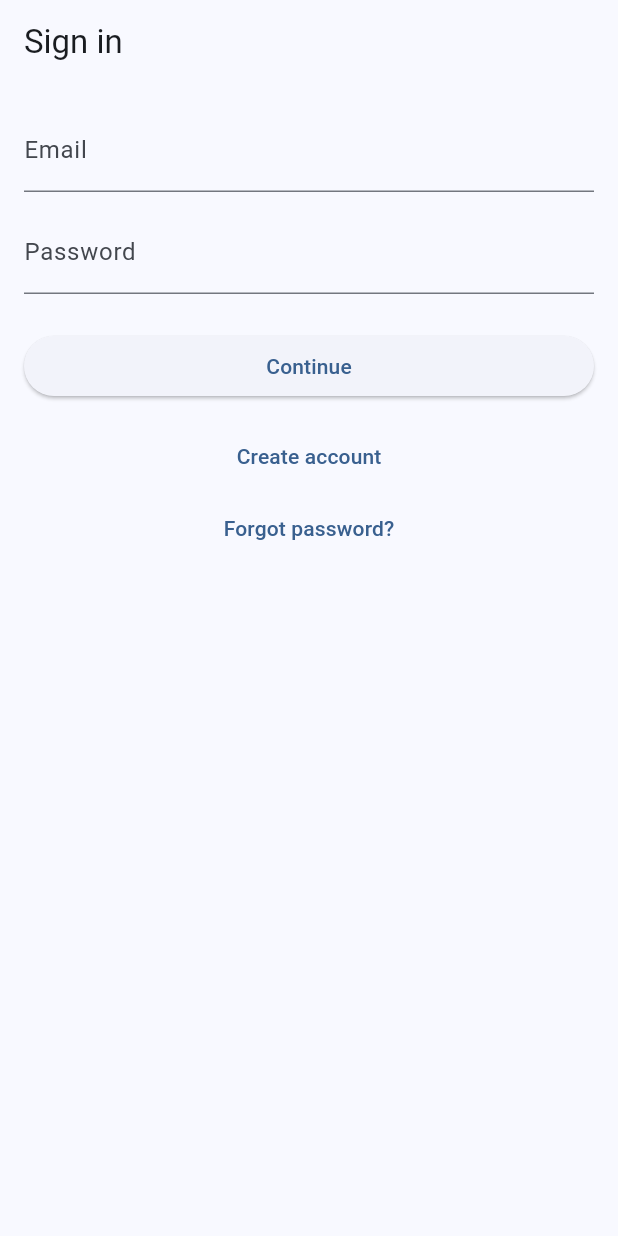
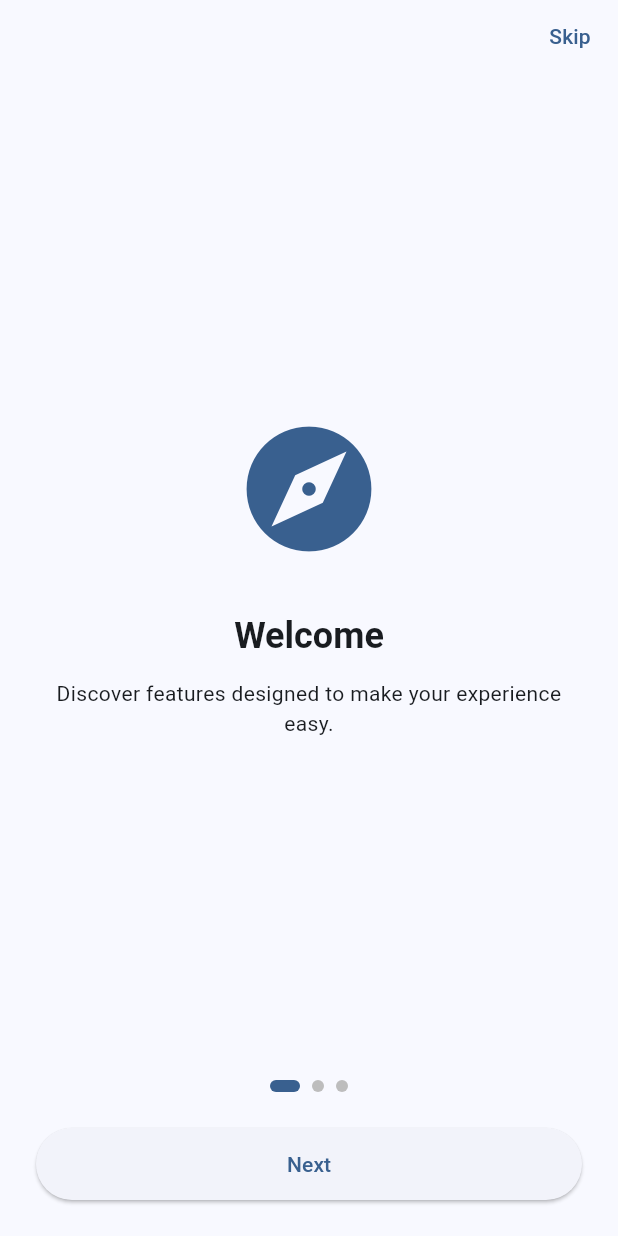
Before and after one commit to livingstonmitchell/habits, a Flutter app: the screen it shows after launch, on a phone screen of 412 x 824 dp. Run offline on Flutter 3.47's test engine with Material 3 defaults, Android fonts, the phone set to English and light mode, and no system bars; our stand-ins replace firebase_core; accounts and stored records are empty.

Commit message:
Add onboarding flow and integrate with splash routing

```diff
--- a/lib/auth/splash_screen.dart
+++ b/lib/auth/splash_screen.dart
@@ -1,3 +1,53 @@
+// import 'package:flutter/material.dart';
+// import '../routes/app_router.dart';
+// import '../services/auth_service.dart';
+
+// class SplashScreen extends StatefulWidget {
+//   const SplashScreen({super.key});
+
+//   @override
+//   State<SplashScreen> createState() => _SplashScreenState();
+// }
+
+// class _SplashScreenState extends State<SplashScreen> {
+//   @override
+//   void initState() {
+//     super.initState();
+//     _bootstrap();
+//   }
+
+//   Future<void> _bootstrap() async {
+//     await Future<void>.delayed(const Duration(milliseconds: 600));
+//     if (!mounted) return;
+
+//     if (AuthService.instance.isSignedIn) {
+//       Navigator.of(
+//         context,
+//       ).pushNamedAndRemoveUntil(AppRoutes.userDashboard, (route) => false);
+//     } else {
+//       Navigator.of(
+//         context,
+//       ).pushNamedAndRemoveUntil(AppRoutes.login, (route) => false);
+//     }
+//   }
+
+//   @override
+//   Widget build(BuildContext context) {
+//     return Scaffold(
+//       body: Center(
+//         child: Column(
+//           mainAxisAlignment: MainAxisAlignment.center,
+//           children: const [
+//             FlutterLogo(size: 96),
+//             SizedBox(height: 16),
+//             CircularProgressIndicator(),
+//           ],
+//         ),
+//       ),
+//     );
+//   }
+// }
+
 import 'package:flutter/material.dart';
 import '../routes/app_router.dart';
 import '../services/auth_service.dart';
@@ -21,13 +71,17 @@ class _SplashScreenState extends State<SplashScreen> {
     if (!mounted) return;
 
     if (AuthService.instance.isSignedIn) {
-      Navigator.of(
-        context,
-      ).pushNamedAndRemoveUntil(AppRoutes.userDashboard, (route) => false);
+      // ✅ User already logged in → go to dashboard
+      Navigator.of(context).pushNamedAndRemoveUntil(
+        AppRoutes.userDashboard,
+        (route) => false,
+      );
     } else {
-      Navigator.of(
-        context,
-      ).pushNamedAndRemoveUntil(AppRoutes.login, (route) => false);
+      // ✅ New / logged-out user → go to onboarding
+      Navigator.of(context).pushNamedAndRemoveUntil(
+        AppRoutes.onboarding,
+        (route) => false,
+      );
     }
   }
 
--- /dev/null
+++ b/lib/features/onboarding/onboarding_screen.dart
@@ -0,0 +1,160 @@
+import 'package:flutter/material.dart';
+import '../../routes/app_router.dart';
+
+class OnboardingScreen extends StatefulWidget {
+  const OnboardingScreen({super.key});
+
+  @override
+  State<OnboardingScreen> createState() => _OnboardingScreenState();
+}
+
+class _OnboardingScreenState extends State<OnboardingScreen> {
+  final PageController _pageController = PageController();
+  int _currentIndex = 0;
+
+  final List<_OnboardingPageData> _pages = const [
+    _OnboardingPageData(
+      icon: Icons.explore,
+      title: 'Welcome',
+      description: 'Discover features designed to make your experience easy.',
+    ),
+    _OnboardingPageData(
+      icon: Icons.lock_outline,
+      title: 'Secure',
+      description: 'Your data is protected using Firebase authentication.',
+    ),
+    _OnboardingPageData(
+      icon: Icons.check_circle_outline,
+      title: 'Get Started',
+      description: 'Create an account or login to continue.',
+    ),
+  ];
+
+  void _nextPage() {
+    if (_currentIndex == _pages.length - 1) {
+      _goToLogin();
+    } else {
+      _pageController.nextPage(
+        duration: const Duration(milliseconds: 300),
+        curve: Curves.easeInOut,
+      );
+    }
+  }
+
+  void _goToLogin() {
+    Navigator.of(context).pushReplacementNamed(AppRoutes.login);
+  }
+
+  @override
+  Widget build(BuildContext context) {
+    return Scaffold(
+      body: SafeArea(
+        child: Column(
+          children: [
+            // Skip button
+            Align(
+              alignment: Alignment.topRight,
+              child: TextButton(
+                onPressed: _goToLogin,
+                child: const Text('Skip'),
+              ),
+            ),
+
+            // PageView
+            Expanded(
+              child: PageView.builder(
+                controller: _pageController,
+                itemCount: _pages.length,
+                onPageChanged: (index) {
+                  setState(() => _currentIndex = index);
+                },
+                itemBuilder: (context, index) {
+                  final page = _pages[index];
+                  return Padding(
+                    padding: const EdgeInsets.symmetric(horizontal: 32),
+                    child: Column(
+                      mainAxisAlignment: MainAxisAlignment.center,
+                      children: [
+                        Icon(
+                          page.icon,
+                          size: 100,
+                          color: Theme.of(context).colorScheme.primary,
+                        ),
+                        const SizedBox(height: 32),
+                        Text(
+                          page.title,
+                          style: Theme.of(context)
+                              .textTheme
+                              .headlineSmall
+                              ?.copyWith(fontWeight: FontWeight.bold),
+                        ),
+                        const SizedBox(height: 12),
+                        Text(
+                          page.description,
+                          textAlign: TextAlign.center,
+                          style: Theme.of(context).textTheme.bodyMedium,
+                        ),
+                      ],
+                    ),
+                  );
+                },
+              ),
+            ),
+
+            // Page indicators
+            Row(
+              mainAxisAlignment: MainAxisAlignment.center,
+              children: List.generate(
+                _pages.length,
+                (index) => AnimatedContainer(
+                  duration: const Duration(milliseconds: 250),
+                  margin: const EdgeInsets.symmetric(horizontal: 4),
+                  height: 8,
+                  width: _currentIndex == index ? 20 : 8,
+                  decoration: BoxDecoration(
+                    color: _currentIndex == index
+                        ? Theme.of(context).colorScheme.primary
+                        : Colors.grey.shade400,
+                    borderRadius: BorderRadius.circular(4),
+                  ),
+                ),
+              ),
+            ),
+
+            const SizedBox(height: 24),
+
+            // Next / Get Started button
+            Padding(
+              padding: const EdgeInsets.fromLTRB(24, 0, 24, 24),
+              child: SizedBox(
+                width: double.infinity,
+                height: 48,
+                child: ElevatedButton(
+                  onPressed: _nextPage,
+                  child: Text(
+                    _currentIndex == _pages.length - 1
+                        ? 'Get Started'
+                        : 'Next',
+                  ),
+                ),
+              ),
+            ),
+          ],
+        ),
+      ),
+    );
+  }
+}
+
+/// Simple data model for onboarding pages
+class _OnboardingPageData {
+  final IconData icon;
+  final String title;
+  final String description;
+
+  const _OnboardingPageData({
+    required this.icon,
+    required this.title,
+    required this.description,
+  });
+}
--- a/lib/routes/app_router.dart
+++ b/lib/routes/app_router.dart
@@ -1,4 +1,5 @@
 import 'package:flutter/material.dart';
+import 'package:habits_app/features/onboarding/onboarding_screen.dart';
 import '../auth/splash_screen.dart';
 import '../auth/login_screen.dart';
 import '../auth/register_screen.dart';
@@ -9,6 +10,7 @@ import '../profile_page.dart';
 class AppRoutes {
   // Route names
   static const String splash = '/splash';
+  static const String onboarding = '/onboarding';
   static const String login = '/login';
   static const String register = '/register';
   static const String resetPassword = '/reset-password';
@@ -21,6 +23,7 @@ class AppRoutes {
   static Map<String, WidgetBuilder> get routes => {
     '/': (_) => const SplashScreen(),
     splash: (_) => const SplashScreen(),
+    onboarding: (_) => const OnboardingScreen(),
     login: (_) => const LoginScreen(),
     register: (_) => const RegisterScreen(),
     resetPassword: (_) => const ResetPasswordScreen(),
```
Also changed, not shown: 1 other file.
